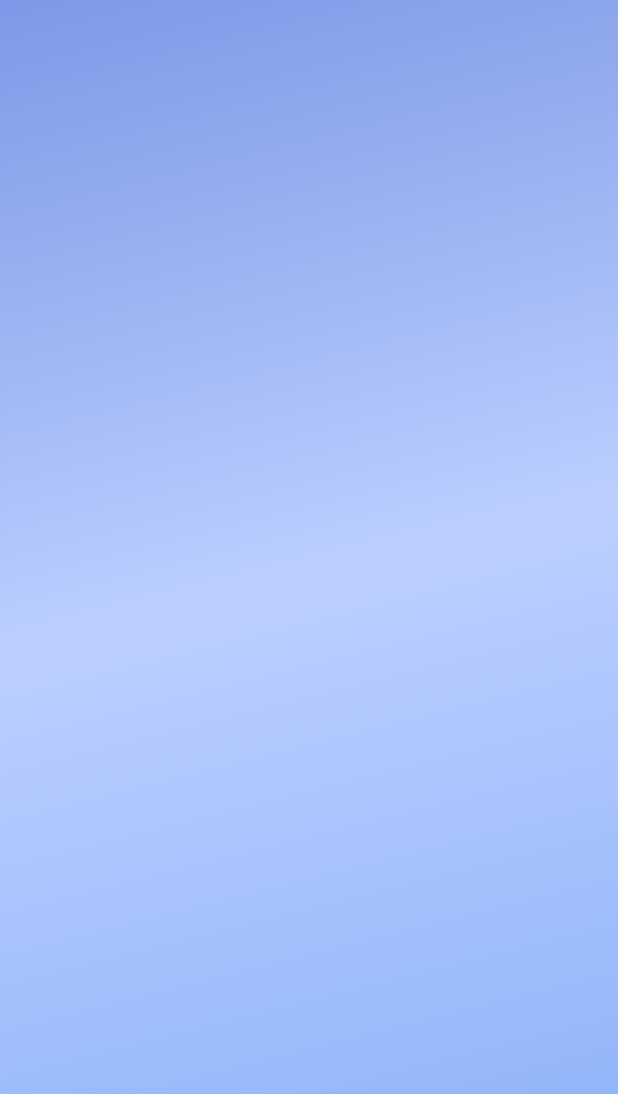
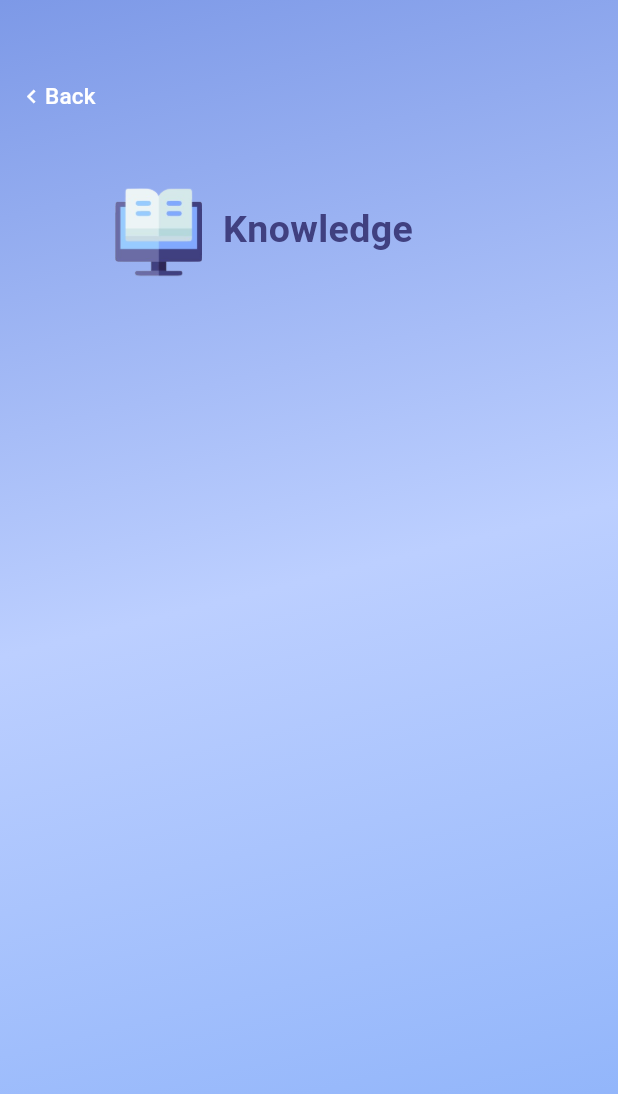
Before and after one commit to Oyyanv/knowledge, a Flutter app: the LoginPage screen opened directly, on a phone screen of 412 x 824 dp. Shown: the top 1094 px of the screen. Run offline on Flutter 3.47's test engine with Material 3 defaults, Android fonts, the light colour scheme and no system bars; our stand-ins replace smooth_page_indicator.

Commit message:
wip login1

```diff
--- a/lib/screens/login/login_page.dart
+++ b/lib/screens/login/login_page.dart
@@ -1,4 +1,5 @@
 import 'package:flutter/material.dart';
+import 'package:knowledge/screens/intro/introduction.dart';
 
 class LoginPage extends StatefulWidget {
   const LoginPage({super.key});
@@ -18,12 +19,81 @@ class _LoginPageState extends State<LoginPage> {
           Color(0xffBCCFFF),
           Color(0xff8EB3FA)
         ], begin: Alignment.topLeft, end: Alignment.bottomCenter)),
-        child: const SizedBox.expand(
-          child: Column(
-            mainAxisAlignment: MainAxisAlignment.start,
+        child: SizedBox.expand(
+          child: Row(
             children: [
-
-            ],),
+              //button kembali
+              Column(
+                children: [
+                  const SizedBox(
+                    height: 40,
+                  ),
+                  TextButton(
+                    onPressed: () {
+                      Navigator.pushReplacement(context,
+                          MaterialPageRoute(builder: (context) {
+                        return const Introduction();
+                      }));
+                    },
+                    child: const Row(
+                      children: [
+                        Icon(
+                          Icons.chevron_left,
+                          color: Colors.white,
+                        ),
+                        Text(
+                          'Back',
+                          style: TextStyle(
+                            fontSize: 15,
+                            color: Colors.white,
+                          ),
+                        ),
+                      ],
+                    ),
+                  ),
+                ],
+              ),
+              //button kembali
+              //knowledge icon
+              Row(
+                children: [
+                  Column(
+                    mainAxisAlignment: MainAxisAlignment.start,
+                    mainAxisSize: MainAxisSize.max,
+                    children: [
+                      const SizedBox(
+                        height: 125,
+                      ),
+                      Image.asset(
+                        'lib/assets/images/logonnew.png',
+                        height: 60,
+                        width: 60,
+                      ),
+                    ],
+                  ),
+                  const Column(
+                    mainAxisAlignment: MainAxisAlignment.start,
+                    mainAxisSize: MainAxisSize.max,
+                    children: [
+                      SizedBox(
+                        height: 135,
+                      ),
+                      Text(
+                        '  Knowledge',
+                        style: TextStyle(
+                          fontSize: 25,
+                          fontWeight: FontWeight.w600,
+                          color: Color(0xff404080),
+                        ),
+                      ),
+                    ],
+                  ),
+                ],
+              ),
+              //knowledge icon
+              //card login
+            ],
+          ),
         ),
       ),
     );
```
